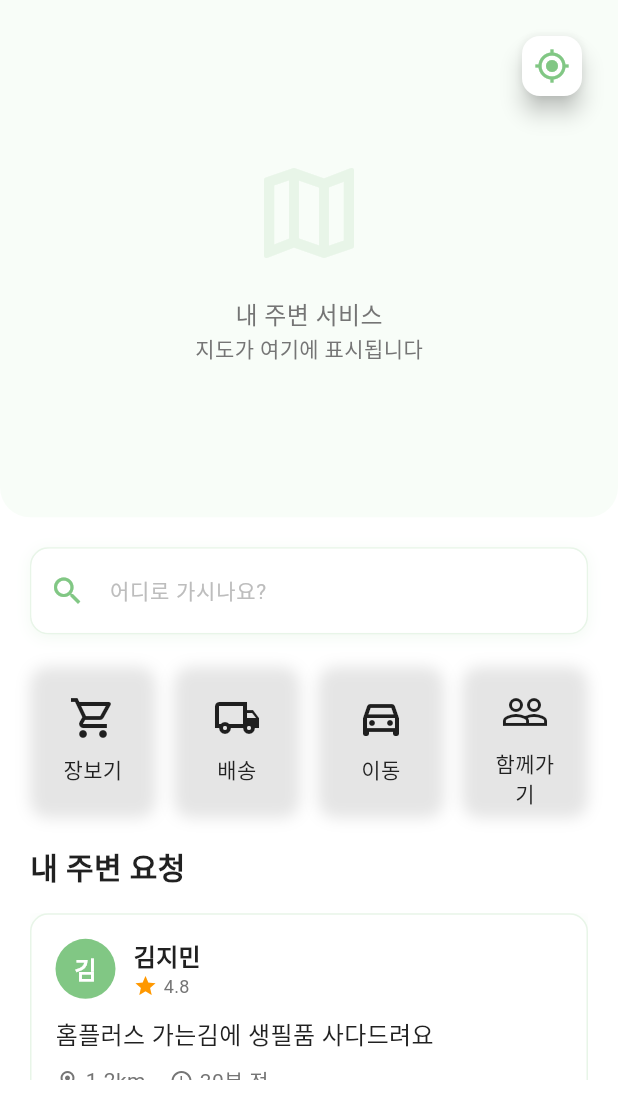
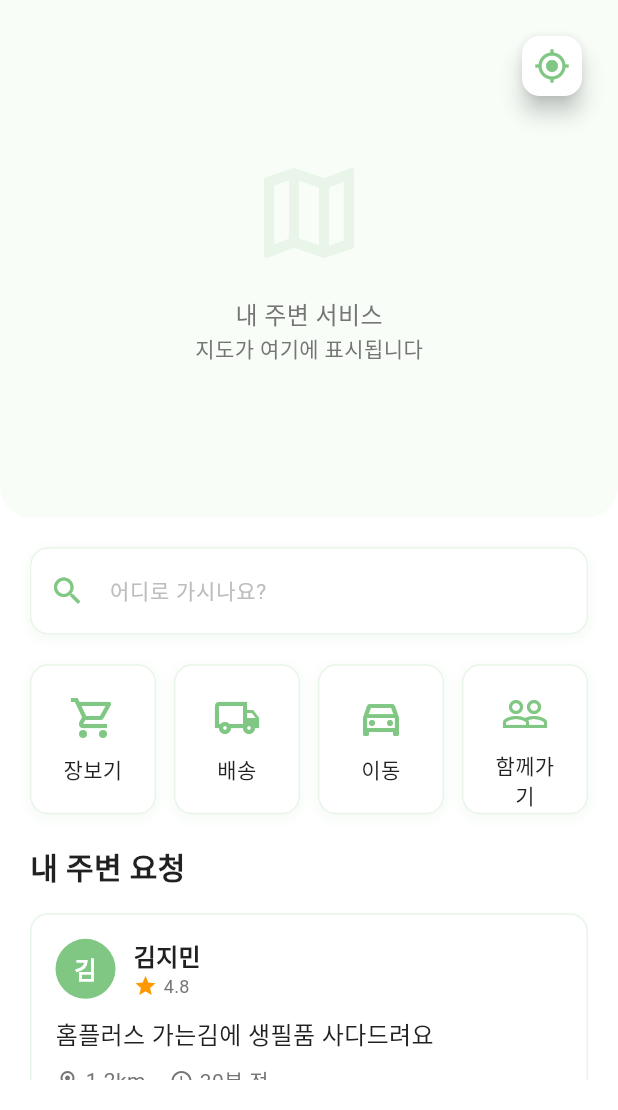
Before and after one commit to pnci1029/GNGM, a Flutter app: the screen it shows after launch, on a phone screen of 412 x 824 dp, the part 126-1236 px from its top. Run offline on Flutter 3.47's test engine with Material 3 defaults, Android fonts, the phone set to English and light mode, and no system bars; Roboto replaces fonts that are missing (Gamja Flower, Noto Sans KR).

Commit message:
[FE] 프로젝트 톤 세팅중

```diff
--- a/GNGM_FE/lib/widgets/category_item.dart
+++ b/GNGM_FE/lib/widgets/category_item.dart
@@ -21,11 +21,15 @@ class CategoryItem extends StatelessWidget {
       child: Container(
         padding: const EdgeInsets.all(16),
         decoration: BoxDecoration(
-          color: GNGMColors.cleanWhite,
+          color: GNGMColors.white,
           borderRadius: BorderRadius.circular(12),
+          border: Border.all(
+            color: GNGMColors.primarySubtle,
+            width: 1,
+          ),
           boxShadow: [
             BoxShadow(
-              color: Colors.black.withOpacity(0.1),
+              color: GNGMColors.primary.withOpacity(0.1),
               blurRadius: 8,
               offset: const Offset(0, 2),
             ),
@@ -37,7 +41,7 @@ class CategoryItem extends StatelessWidget {
             Icon(
               icon,
               size: 32,
-              color: GNGMColors.trustBlue,
+              color: GNGMColors.primary,
             ),
             const SizedBox(height: 8),
             Text(
```
